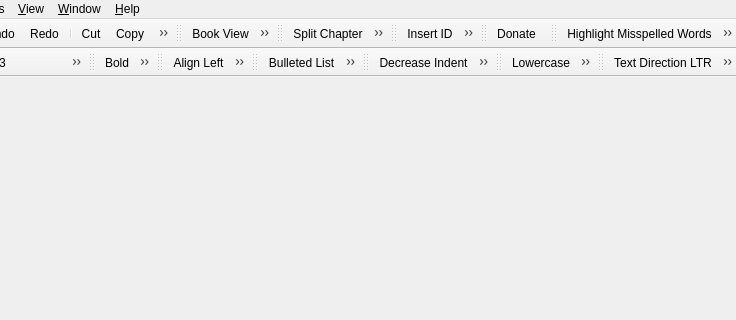
Sigil-Ebook/Sigil, file src/Sigil/Form_Files/main.ui: the form before one commit; both pictures show x 209 to 945 and y 0 to 320 of the 945 by 673 pixel window.
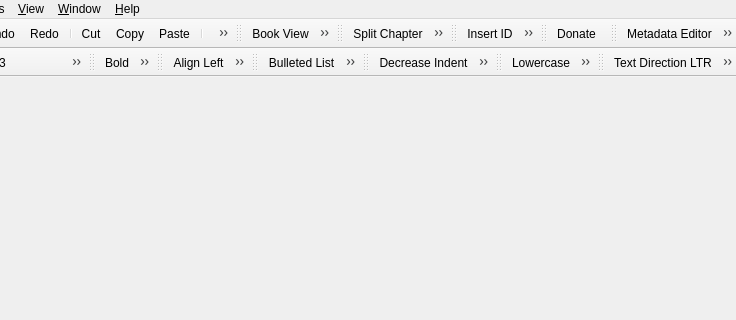
The form after the commit. Icons and pictures are not drawn.

Commit message: Remove redundant code, fix location of Metadata icon.

```diff
--- a/src/Sigil/Form_Files/main.ui
+++ b/src/Sigil/Form_Files/main.ui
@@ -400,9 +400,9 @@
    <attribute name="toolBarBreak">
     <bool>false</bool>
    </attribute>
+   <addaction name="actionMetaEditor"/>
    <addaction name="actionAutoSpellCheck"/>
    <addaction name="actionSpellCheck"/>
-   <addaction name="actionMetaEditor"/>
    <addaction name="actionValidateEpub"/>
   </widget>
   <widget class="QToolBar" name="toolBarHeadings">
```
The commit also changes 1 other file.
